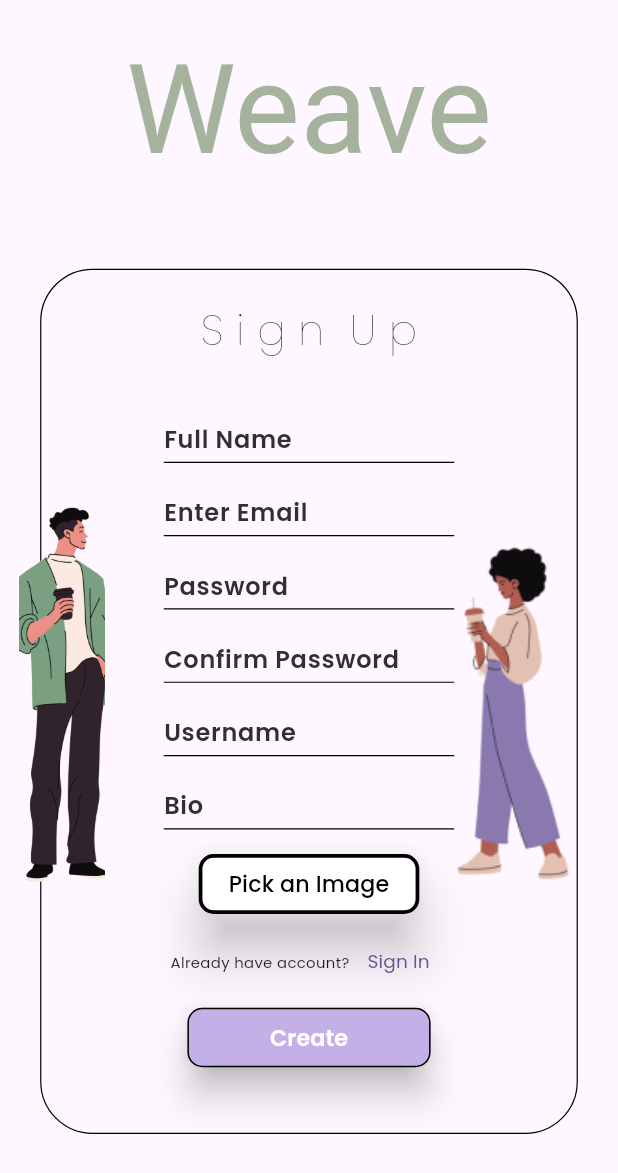
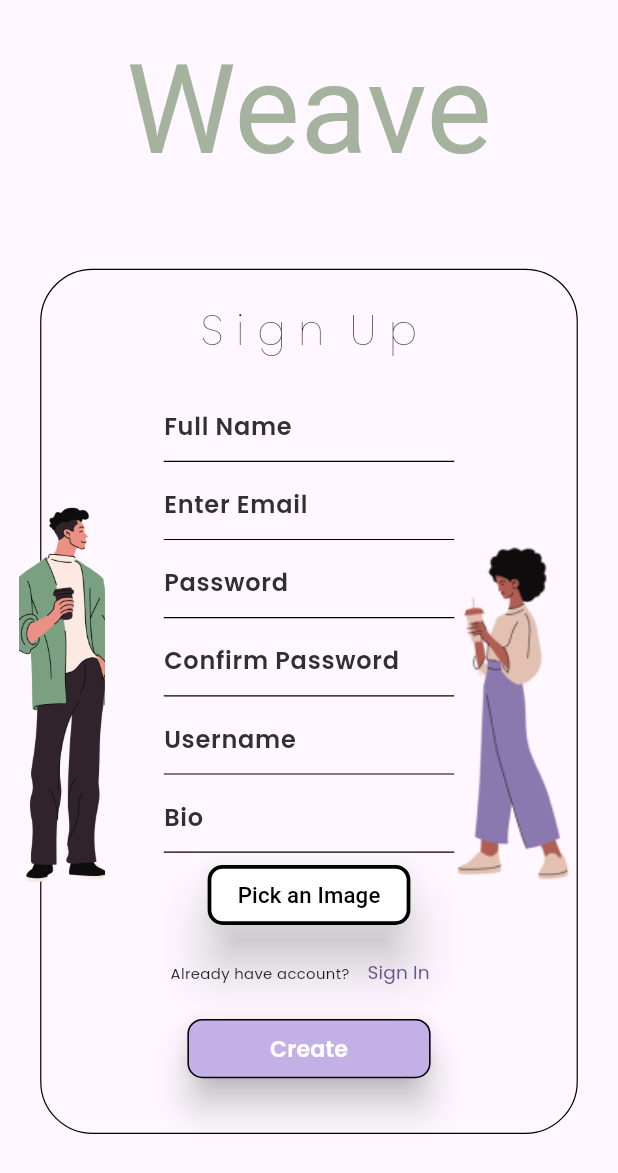
Before and after one commit to Subh211/weave_frontend, a Flutter app: the screen it shows after launch, after a tap on "Pick an Image", on a phone screen of 412 x 824 dp. Shown: the top 1173 px of the screen. Run offline on Flutter 3.47's test engine with Material 3 defaults, Android fonts, the light colour scheme and no system bars; our stand-ins replace bloc, cookie_jar, dio, equatable, flutter_bloc, flutter_secure_storage and 3 more; network calls fail.

Commit message:
signUp updated

```diff
--- a/lib/main.dart
+++ b/lib/main.dart
@@ -1,4 +1,5 @@
 import 'package:flutter/material.dart';
+import 'package:weave_frontend/userFeed/ui/feed.dart';
 import 'package:weave_frontend/userSignUp/ui/userSignUp.dart';
 
 void main() {
--- a/lib/userFeed/ui/feed.dart
+++ b/lib/userFeed/ui/feed.dart
@@ -3,6 +3,7 @@ import 'package:flutter/material.dart';
 import 'package:google_fonts/google_fonts.dart';
 import 'package:font_awesome_flutter/font_awesome_flutter.dart';
 import 'package:weave_frontend/userProfile/ui/profile.dart';
+import 'package:weave_frontend/userSinglePost/ui/singlePost.dart';
 
 class Feed extends StatefulWidget {
   @override
@@ -13,11 +14,28 @@ class _FeedState extends State<Feed> {
   // Declare _selectedIndex as a member variable
   int _selectedIndex = 0;
 
+  List<Widget> _widgetOptions = <Widget>[
+    Posts(), // Index 0
+    Profile(), // Index 1 - You can replace Placeholder() with the desired widget for index 1
+    Posts(),
+    Posts(), // Index 2 - You can replace Placeholder() with the desired widget for index 2
+    Profile(), // Index 3 - You can replace Placeholder() with the desired widget for index 3
+  ];
+
   void _onItemTapped(int index) {
     setState(() {
       _selectedIndex = index;
     });
+
+    // Navigate to Page when index is 2 (plus button)
+    if (index == 2) {
+      Navigator.push(
+        context,
+        MaterialPageRoute(builder: (context) => Posts()),
+      );
+    }
   }
+
 
   @override
   Widget build(BuildContext context) {
@@ -40,7 +58,7 @@ class _FeedState extends State<Feed> {
 
     return Scaffold(
       appBar: appBar,
-      body: Profile(),
+      body: _widgetOptions.elementAt(_selectedIndex),
       bottomNavigationBar: BottomAppBar(
         color: Colors.white,
         shape: CircularNotchedRectangle(),
@@ -63,7 +81,9 @@ class _FeedState extends State<Feed> {
               onPressed: () => _onItemTapped(1),
             ),
             TextButton(
-              onPressed: () {},
+              onPressed: () {
+                return _onItemTapped(2);
+              },
               style: TextButton.styleFrom(
                 backgroundColor: Color(0xFFC3B0E7),
                 padding: EdgeInsets.all(
@@ -92,7 +112,7 @@ class _FeedState extends State<Feed> {
                 Icons.group,
                 color: _selectedIndex == 2 ? Colors.black : Colors.grey,
               ),
-              onPressed: () => _onItemTapped(2),
+              onPressed: () => _onItemTapped(3),
             ),
             IconButton(
               icon: CircleAvatar(
@@ -100,7 +120,7 @@ class _FeedState extends State<Feed> {
                 backgroundImage: NetworkImage(
                     'https://res.cloudinary.com/dlramkpev/image/upload/v1717303554/lms/vnffvzde5cc3bgvqtar5.png'),
               ),
-              onPressed: () => _onItemTapped(3),
+              onPressed: () => _onItemTapped(4),
             ),
           ],
         ),
--- a/lib/userSignUp/bloc/registration_bloc.dart
+++ b/lib/userSignUp/bloc/registration_bloc.dart
@@ -1,5 +1,3 @@
-// registration_bloc.dart
-
 import 'dart:async';
 import 'package:bloc/bloc.dart';
 import 'package:dio/dio.dart';
@@ -22,20 +20,25 @@ class RegistrationBloc extends Bloc<RegistrationEvent, RegistrationState> {
     emit(RegistrationLoading());
     try {
       final dio = Dio();
+
+      // Create FormData
+      FormData formData = FormData.fromMap({
+        'email': event.email,
+        'name': event.name,
+        'password': event.password,
+        'confirmPassword': event.confirmPassword,
+        'displayName': event.displayName,
+        'bio': event.bio,
+        //'photoURL': event.photoURL, // Send the base64 image string
+        'photoURL': await MultipartFile.fromFile(event.photoURL!.path),
+      });
+
       final response = await dio.post(
         'https://weave-backend-pyfu.onrender.com/api/v1/user/register',
-        data: {
-          'email': event.email,
-          'name': event.name,
-          'password': event.password,
-          'confirmPassword': event.confirmPassword,
-          'displayName': event.displayName,
-          'bio': event.bio,
-          'photoURL': event.photoURL,
-        },
+        data: formData,
         options: Options(
           headers: {
-            'Content-Type': 'application/json',
+            'Content-Type': 'multipart/form-data',
           },
         ),
       );
@@ -48,10 +51,16 @@ class RegistrationBloc extends Bloc<RegistrationEvent, RegistrationState> {
 
         emit(RegistrationSuccess(responseData['message']));
       } else {
-        emit(RegistrationFailure('Failed to register. Please try again.'));
+        final errorMessage = response.data['message'] ?? 'Failed to register. Please try again.';
+        emit(RegistrationFailure(errorMessage));
       }
     } catch (error) {
-      emit(RegistrationFailure('An error occurred. Please try again.'));
+      if (error is DioError) {
+        final errorMessage = error.response?.data['message'] ?? 'An error occurred. Please try again.';
+        emit(RegistrationFailure(errorMessage));
+      } else {
+        emit(RegistrationFailure('An error occurred. Please try again.'));
+      }
     }
   }
 }
--- a/lib/userSignUp/bloc/registration_event.dart
+++ b/lib/userSignUp/bloc/registration_event.dart
@@ -1,3 +1,4 @@
+import 'dart:io';
 import 'package:equatable/equatable.dart';
 
 abstract class RegistrationEvent extends Equatable {
@@ -14,7 +15,7 @@ class RegisterUser extends RegistrationEvent {
   final String confirmPassword;
   final String displayName;
   final String bio;
-  final String photoURL;
+  final File? photoURL;
 
   const RegisterUser({
     required this.email,
@@ -23,10 +24,17 @@ class RegisterUser extends RegistrationEvent {
     required this.confirmPassword,
     required this.displayName,
     required this.bio,
-    required this.photoURL,
+    this.photoURL,
   });
 
   @override
-  List<Object> get props =>
-      [email, name, password, confirmPassword, displayName, bio, photoURL];
+  List<Object> get props => [
+    email,
+    name,
+    password,
+    confirmPassword,
+    displayName,
+    bio,
+    photoURL?.path ?? 'null', // Use file path or 'null' string if no file
+  ];
 }
--- a/lib/userSignUp/ui/userSignUp.dart
+++ b/lib/userSignUp/ui/userSignUp.dart
@@ -1,24 +1,45 @@
 import 'package:flutter/material.dart';
+import 'package:flutter/services.dart';
 import 'package:flutter_bloc/flutter_bloc.dart';
+import 'package:image_picker/image_picker.dart';
+import 'dart:io';
 import 'package:weave_frontend/userFeed/ui/feed.dart';
 import 'package:weave_frontend/userSignUp/bloc/registration_event.dart';
-import 'package:weave_frontend/userSinglePost/ui/singlePost.dart';
 import 'package:weave_frontend/user_essestials/userEssentials.dart';
 import '../bloc/registration_bloc.dart';
 import '../bloc/registration_state.dart';
-import 'package:weave_frontend/userSignUp/bloc/registration_state.dart';
-import 'package:weave_frontend/userSignUp/bloc/registration_bloc.dart';
-// Import the Feed screen file
 
-class Getmail extends StatelessWidget {
+class Getmail extends StatefulWidget {
+  @override
+  _GetmailState createState() => _GetmailState();
+}
+
+class _GetmailState extends State<Getmail> {
   final TextEditingController emailController = TextEditingController();
   final TextEditingController nameController = TextEditingController();
   final TextEditingController passwordController = TextEditingController();
-  final TextEditingController confirmPasswordController =
-      TextEditingController();
+  final TextEditingController confirmPasswordController = TextEditingController();
   final TextEditingController displayNameController = TextEditingController();
   final TextEditingController bioController = TextEditingController();
-  final TextEditingController photoURLController = TextEditingController();
+  File? image;
+
+  Future pickImage() async {
+    try {
+      XFile? pickedFile = await ImagePicker().pickImage(source: ImageSource.gallery);
+      if (pickedFile == null) return;
+
+      final photoURL = File(pickedFile.path);
+
+      setState(() => this.image = photoURL);
+    } on PlatformException catch (e) {
+      ScaffoldMessenger.of(context).showSnackBar(
+        SnackBar(
+          content: Text('Failed to pick image: $e'),
+          backgroundColor: Colors.red,
+        ),
+      );
+    }
+  }
 
   @override
   Widget build(BuildContext context) {
@@ -27,22 +48,17 @@ class Getmail extends StatelessWidget {
 
     return Scaffold(
       body: BlocProvider(
-        create: (context) => RegistrationBloc('http://localhost:3000'),
+        create: (context) => RegistrationBloc('https://weave-backend-pyfu.onrender.com'),
         child: BlocListener<RegistrationBloc, RegistrationState>(
           listener: (context, state) {
             if (state is RegistrationSuccess) {
-              // Show success message
               ScaffoldMessenger.of(context)
                   .showSnackBar(SnackBar(content: Text(state.message)));
-              // Navigate to the Feed screen
               Navigator.push(
                 context,
-                MaterialPageRoute(
-                    builder: (context) =>
-                        Feed()), // Replace Feed() with your actual Feed screen
+                MaterialPageRoute(builder: (context) => Feed()),
               );
             } else if (state is RegistrationFailure) {
-              // Show failure message
               ScaffoldMessenger.of(context)
                   .showSnackBar(SnackBar(content: Text(state.error)));
             }
@@ -54,8 +70,7 @@ class Getmail extends StatelessWidget {
               }
               return SingleChildScrollView(
                 child: Container(
-                  height:
-                      screenHeight, // Ensures the container takes the full height of the screen
+                  height: screenHeight,
                   child: Column(
                     children: [
                       Expanded(
@@ -80,7 +95,7 @@ class Getmail extends StatelessWidget {
                                 decoration: BoxDecoration(
                                   color: Colors.transparent,
                                   borderRadius:
-                                      BorderRadius.all(Radius.circular(35)),
+                                  BorderRadius.all(Radius.circular(35)),
                                   border: Border.all(
                                     color: Colors.black,
                                     width: 0.8,
@@ -89,15 +104,14 @@ class Getmail extends StatelessWidget {
                                 child: Column(
                                   children: [
                                     Flexible(
-                                      flex: 8,
+                                      flex: 7,
                                       child: headerText(
                                         text: 'S i g n  U p',
                                         screenHeight: screenHeight,
                                       ),
                                     ),
-                                    Flexible(flex: 1, child: Container()),
                                     Flexible(
-                                      flex: 3,
+                                      flex: 4,
                                       child: textFields(
                                         controller: nameController,
                                         screenHeight: screenHeight,
@@ -106,10 +120,10 @@ class Getmail extends StatelessWidget {
                                       ),
                                     ),
                                     SizedBox(
-                                      height: screenHeight * 0.015,
+                                      height: screenHeight * 0.005,
                                     ),
                                     Flexible(
-                                      flex: 3,
+                                      flex: 4,
                                       child: textFields(
                                         controller: emailController,
                                         screenHeight: screenHeight,
@@ -118,10 +132,10 @@ class Getmail extends StatelessWidget {
                                       ),
                                     ),
                                     SizedBox(
-                                      height: screenHeight * 0.015,
+                                      height: screenHeight * 0.005,
                                     ),
                                     Flexible(
-                                      flex: 3,
+                                      flex: 4,
                                       child: textFields(
                                         star: true,
                                         controller: passwordController,
@@ -131,10 +145,10 @@ class Getmail extends StatelessWidget {
                                       ),
                                     ),
                                     SizedBox(
-                                      height: screenHeight * 0.015,
+                                      height: screenHeight * 0.005,
                                     ),
                                     Flexible(
-                                      flex: 3,
+                                      flex: 4,
                                       child: textFields(
                                         star: true,
                                         controller: confirmPasswordController,
@@ -144,10 +158,10 @@ class Getmail extends StatelessWidget {
                                       ),
                                     ),
                                     SizedBox(
-                                      height: screenHeight * 0.015,
+                                      height: screenHeight * 0.005,
                                     ),
                                     Flexible(
-                                      flex: 3,
+                                      flex: 4,
                                       child: textFields(
                                         controller: displayNameController,
                                         screenHeight: screenHeight,
@@ -156,10 +170,10 @@ class Getmail extends StatelessWidget {
                                       ),
                                     ),
                                     SizedBox(
-                                      height: screenHeight * 0.015,
+                                      height: screenHeight * 0.005,
                                     ),
                                     Flexible(
-                                      flex: 3,
+                                      flex: 4,
                                       child: textFields(
                                         controller: bioController,
                                         screenHeight: screenHeight,
@@ -168,14 +182,32 @@ class Getmail extends StatelessWidget {
                                       ),
                                     ),
                                     SizedBox(
-                                      height: screenHeight * 0.015,
+                                      height: screenHeight * 0.005,
                                     ),
                                     Flexible(
-                                        flex: 4,
-                                        child: ImagePickerButton(
-                                          controller: photoURLController,
-                                          screenHeight: screenHeight,
-                                        )),
+                                      flex: 4,
+                                      child: TextButton(
+                                        onPressed: () => pickImage(),
+                                        style: TextButton.styleFrom(
+                                          backgroundColor: Colors.white,
+                                          padding: EdgeInsets.symmetric(horizontal: 20),
+                                          shape: RoundedRectangleBorder(
+                                            borderRadius: BorderRadius.circular(10),
+                                            side: BorderSide(color: Colors.black, width: 2.5),
+                                          ),
+                                          shadowColor: Colors.black,
+                                          elevation: 15,
+                                        ),
+                                        child: Text(
+                                          'Pick an Image',
+                                          style: TextStyle(
+                                            fontWeight: FontWeight.w500,
+                                            fontSize: screenHeight * 0.018,
+                                            color: Colors.black,
+                                          ),
+                                        ),
+                                      ),
+                                    ),
                                     SizedBox(
                                       height: screenHeight * 0.012,
                                     ),
@@ -195,26 +227,19 @@ class Getmail extends StatelessWidget {
                                         onPressed: () {
                                           final email = emailController.text;
                                           final name = nameController.text;
-                                          final password =
-                                              passwordController.text;
-                                          final confirmPassword =
-                                              confirmPasswordController.text;
-                                          final displayName =
-                                              displayNameController.text;
+                                          final password = passwordController.text;
+                                          final confirmPassword = confirmPasswordController.text;
+                                          final displayName = displayNameController.text;
                                           final bio = bioController.text;
-                                          final photoURL =
-                                              photoURLController.text;
 
-                                          BlocProvider.of<RegistrationBloc>(
-                                                  context)
-                                              .add(RegisterUser(
+                                          BlocProvider.of<RegistrationBloc>(context).add(RegisterUser(
                                             email: email,
                                             name: name,
                                             password: password,
                                             confirmPassword: confirmPassword,
                                             displayName: displayName,
                                             bio: bio,
-                                            photoURL: photoURL,
+                                            photoURL: image, // Pass the File object
                                           ));
                                         },
                                         horizontalPadding: 55,
--- a/lib/user_essestials/userEssentials.dart
+++ b/lib/user_essestials/userEssentials.dart
@@ -3,6 +3,9 @@ import 'package:flutter/services.dart';
 import 'package:google_fonts/google_fonts.dart';
 import 'package:image_picker/image_picker.dart';
 import 'dart:io';
+import 'dart:convert';
+import 'package:image/image.dart' as img;
+
 
 class weaveText extends StatelessWidget {
   final double screenHeight;
@@ -259,64 +262,3 @@ class CustomTextButton extends StatelessWidget {
     );
   }
 }
-
-class ImagePickerButton extends StatefulWidget {
-  final double screenHeight;
-  final TextEditingController? controller;
-
-  ImagePickerButton({
-    required this.screenHeight,
-    this.controller,
-  });
-
-  @override
-  _ImagePickerButtonState createState() => _ImagePickerButtonState();
-}
-
-class _ImagePickerButtonState extends State<ImagePickerButton> {
-  File? image;
-
-  Future pickImage() async {
-    try {
-      final pickedFile = await ImagePicker().pickImage(source: ImageSource.gallery);
-      if (pickedFile == null) return;
-
-      final photoURL = File(pickedFile.path);
-      setState(() => this.image = photoURL);
-
-      // Update the controller with the image path
-      if (widget.controller != null) {
-        widget.controller!.text = pickedFile.path;
-      }
-    } on PlatformException catch (e) {
-      print('Failed to pick image: $e');
-    }
-  }
-
-  @override
-  Widget build(BuildContext context) {
-    return TextButton(
-      onPressed: () => pickImage(),
-      style: TextButton.styleFrom(
-        backgroundColor: Colors.white, // Background color (light purple)
-        padding: EdgeInsets.symmetric(horizontal: 20), // Padding
-        shape: RoundedRectangleBorder(
-          borderRadius: BorderRadius.circular(10), // Rounded corners
-          side: BorderSide(color: Colors.black, width: 2.5), // Border
-        ),
-        shadowColor: Colors.black, // Shadow color
-        elevation: 15, // Elevation
-      ),
-      child: Text(
-        'Pick an Image',
-        style: GoogleFonts.poppins(
-          textStyle: TextStyle(
-            fontWeight: FontWeight.w500,
-            fontSize: widget.screenHeight * 0.018,
-            color: Colors.black,
-          ),
-        ),
-      ),
-    );
-  }
-}
--- a/pubspec.yaml
+++ b/pubspec.yaml
@@ -43,6 +43,7 @@ dependencies:
   cookie_jar: ^4.0.8
   flutter_secure_storage: ^9.2.2
   flutter_bloc: ^8.1.5
+  image: ^4.2.0
 
 dev_dependencies:
   flutter_test:
```
Also changed, not shown: pubspec.lock.
